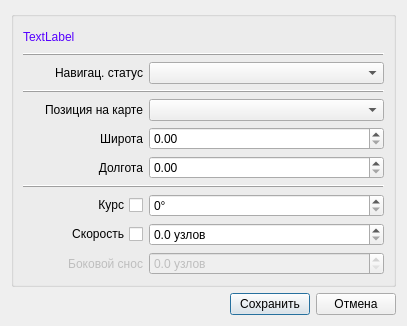
Old version of the form Emulator_test/sv_navstateditor.ui in the repository breton75/R_Card_test.
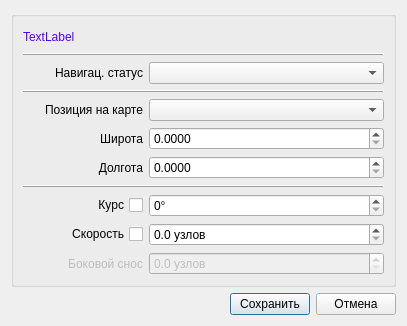
New version of the form.

The edit to the form file:
```diff
--- a/Emulator_test/sv_navstateditor.ui
+++ b/Emulator_test/sv_navstateditor.ui
@@ -198,6 +198,9 @@
             <bold>false</bold>
            </font>
           </property>
+          <property name="decimals">
+           <number>4</number>
+          </property>
          </widget>
         </item>
        </layout>
@@ -246,6 +249,9 @@
             <bold>false</bold>
            </font>
           </property>
+          <property name="decimals">
+           <number>4</number>
+          </property>
          </widget>
         </item>
        </layout>
```
